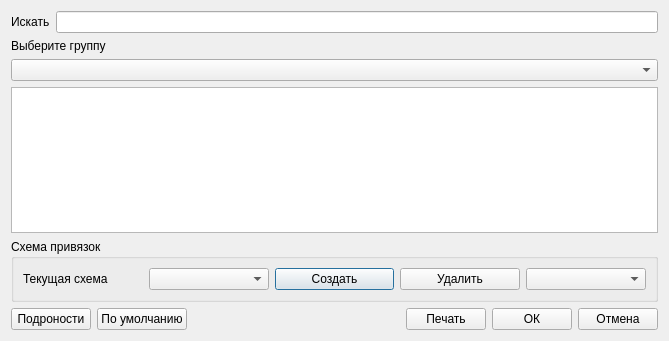
kissofblood/September, file setting/settingkey.ui: the form before one commit.
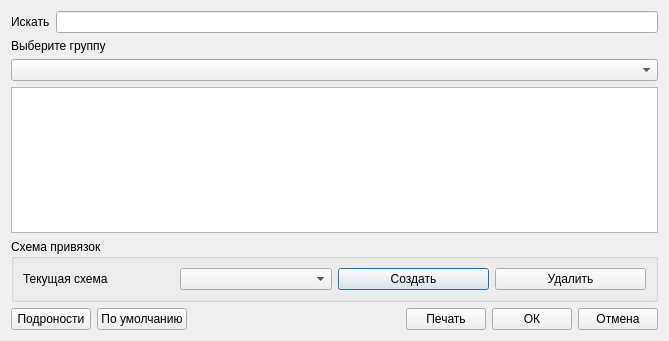
The form after the commit.

What changed in the file:
```diff
--- a/setting/settingkey.ui
+++ b/setting/settingkey.ui
@@ -74,9 +74,6 @@
         </property>
        </widget>
       </item>
-      <item>
-       <widget class="QComboBox" name="comboBox_2"/>
-      </item>
      </layout>
     </widget>
    </item>
```
Left out of the diff: 2 changed lines with no effect on the pictures.
